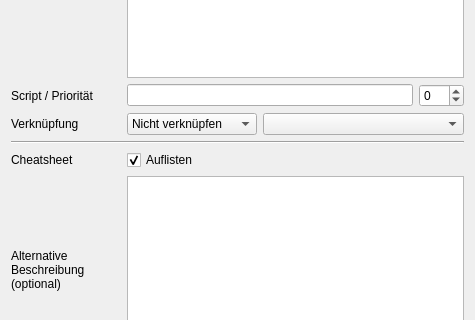
Qt form UI/DatenbankEditVorteil.ui (Aeolitus/Sephrasto) before a commit; both pictures show x 0 to 475 and y 398 to 718 of the 475 by 801 pixel window.
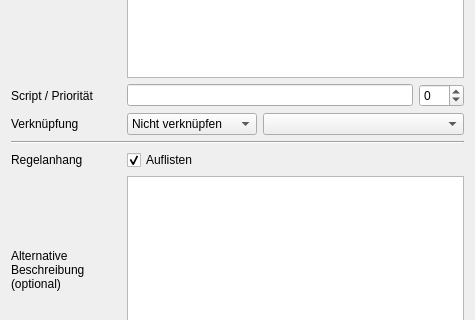
The same form after that commit.

Commit message: Updated taxonomy in some more spots (Cheatsheet -> Regelanhang; Manöver / Modifikation -> Manöver / Modifikation / Regel)

Diff of the .ui file:
```diff
--- a/UI/DatenbankEditVorteil.ui
+++ b/UI/DatenbankEditVorteil.ui
@@ -45,7 +45,7 @@
      <item row="13" column="0">
       <widget class="QLabel" name="label_10">
        <property name="text">
-        <string>Cheatsheet</string>
+        <string>Regelanhang</string>
        </property>
       </widget>
      </item>
```
The commit also changes 5 other files.
